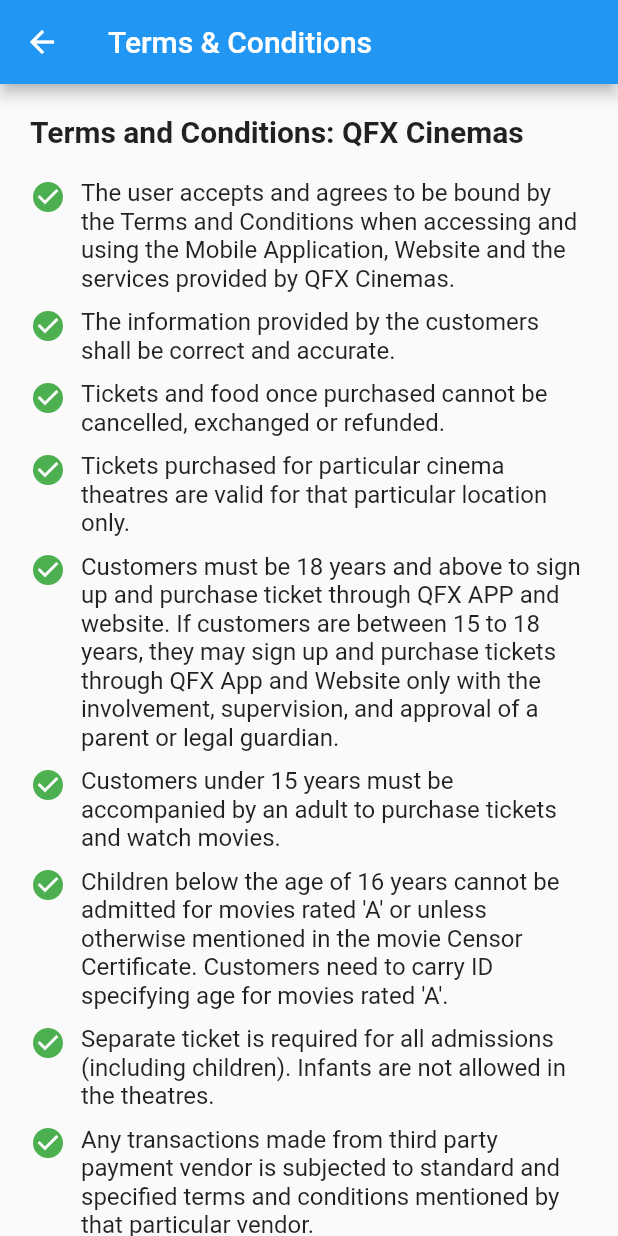
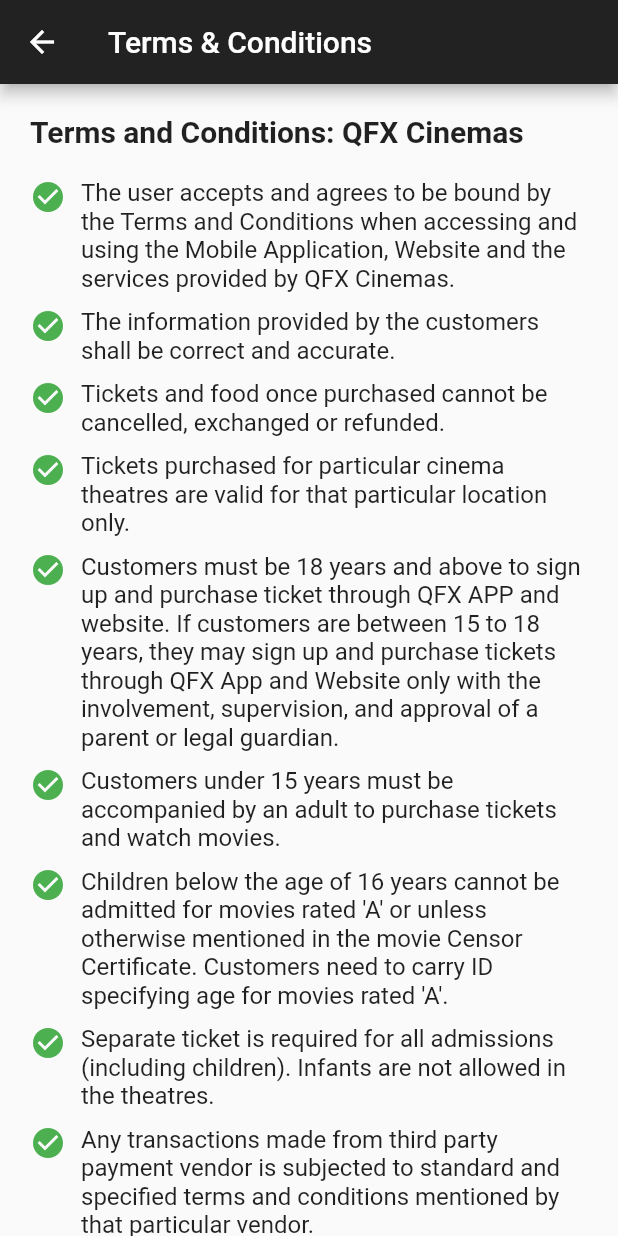
Before and after one commit to rojanparajuli/qfx, a Flutter app: the screen it shows after launch, in the side drawer, after a tap on "Terms and conditions", on a phone screen of 412 x 824 dp. Run offline on Flutter 3.47's test engine with Material 3 defaults, Android fonts, the phone set to English and light mode, and no system bars; our stand-ins replace get, multi_select_flutter.

Commit message:
contact us

```diff
--- a/lib/screen/appbar/Drawer_items/terms_and_conditions.dart
+++ b/lib/screen/appbar/Drawer_items/terms_and_conditions.dart
@@ -1,4 +1,5 @@
 import 'package:flutter/material.dart';
+import 'package:qfx/const/colors.dart';
 
 class TermsAndConditionsScreen extends StatefulWidget {
   const TermsAndConditionsScreen({super.key});
@@ -12,6 +13,7 @@ class _TermsAndConditionsScreenState extends State<TermsAndConditionsScreen> {
   Widget build(BuildContext context) {
     return Scaffold(
       appBar: AppBar(
+        backgroundColor: CustomColors.scaffoldDarkBack,
         title: const Text('Terms & Conditions'),
       ),
       body: SingleChildScrollView(
--- a/lib/screen/appbar/drawer.dart
+++ b/lib/screen/appbar/drawer.dart
@@ -69,6 +69,79 @@ class _DrawerScreenState extends State<DrawerScreen> {
                       fontSize: 20),
                 ),
               ),
+            ),
+
+            const SizedBox(
+              height: 550,
+            ),
+            Column(
+              mainAxisAlignment: MainAxisAlignment.end,
+              children: <Widget>[
+                const Text(
+                  'Connect With US',
+                  style: TextStyle(
+                      color: Colors.black,
+                      fontWeight: FontWeight.bold,
+                      fontSize: 20),
+                ),
+                SizedBox(height: 20,),
+                Row(
+                  mainAxisAlignment: MainAxisAlignment.center,
+                  children: <Widget>[
+                     SizedBox(width: 15,),
+                    Container(
+                      height: 40,
+                      width: 40,
+                      padding: const EdgeInsets.all(5),
+                      decoration: const BoxDecoration(
+                          color: CustomColors.scaffoldDarkBack,
+                          shape: BoxShape.circle),
+                      child: Image.asset('assets/facebook.png'),
+                    ),
+                    SizedBox(width: 15,),
+                    Container(
+                      height: 40,
+                      width: 40,
+                      padding: const EdgeInsets.all(5),
+                      decoration: const BoxDecoration(
+                          color: CustomColors.scaffoldDarkBack,
+                          shape: BoxShape.circle),
+                      child: Image.asset('assets/insta.png'),
+                    ),
+                     SizedBox(width: 15,),
+                     Container(
+                      height: 40,
+                      width: 40,
+                      padding: const EdgeInsets.all(5),
+                      decoration: const BoxDecoration(
+                          color: CustomColors.scaffoldDarkBack,
+                          shape: BoxShape.circle),
+                      child: Image.asset('assets/x.png'),
+                    ),
+                     SizedBox(width: 15,),
+                     Container(
+                      height: 40,
+                      width: 40,
+                      padding: const EdgeInsets.all(5),
+                      decoration: const BoxDecoration(
+                          color: CustomColors.scaffoldDarkBack,
+                          shape: BoxShape.circle),
+                      child: Image.asset('assets/tiktok.png'),
+                    ),
+                     SizedBox(width: 15,),
+                     Container(
+                      height: 40,
+                      width: 40,
+                      padding: const EdgeInsets.all(5),
+                      decoration: const BoxDecoration(
+                          color: CustomColors.scaffoldDarkBack,
+                          shape: BoxShape.circle),
+                      child: Image.asset('assets/whatsapp.png'),
+                    ),
+
+                  ],
+                )
+              ],
             )
           ],
         ),
```
Also changed, not shown: assets/facebook.png (added), assets/insta.png (added), assets/tiktok.png (added), assets/whatsapp.png (added), assets/x.png (added).
